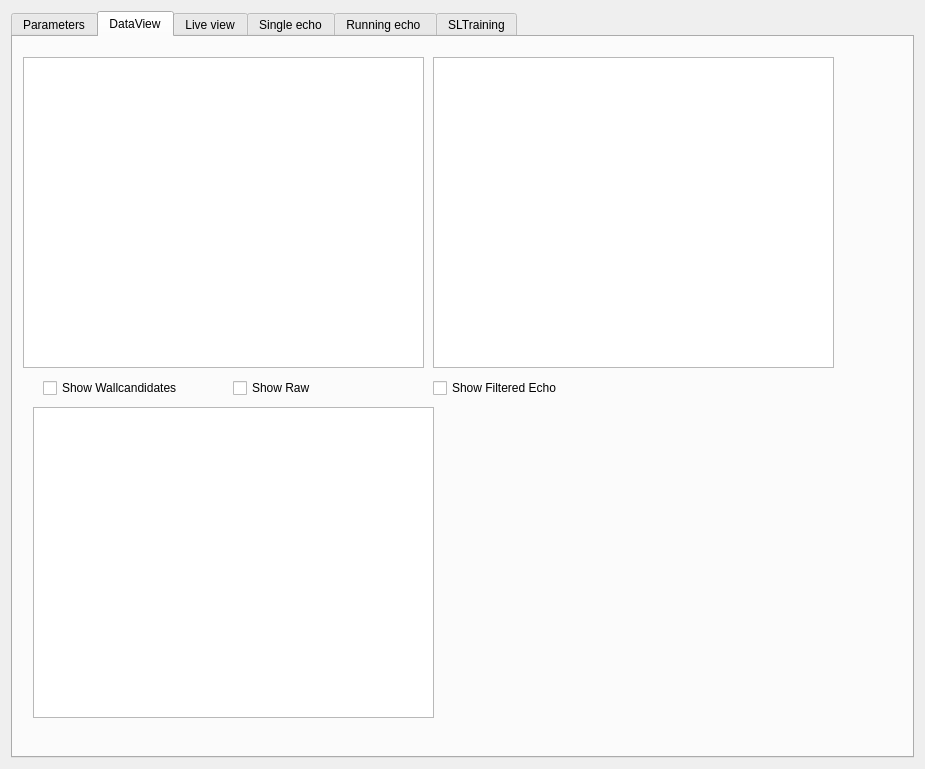
Qt form Hanse/Module_SonarLocalization/form_sonarlocalization.ui (iti-luebeck/HANSE2011) before a commit.
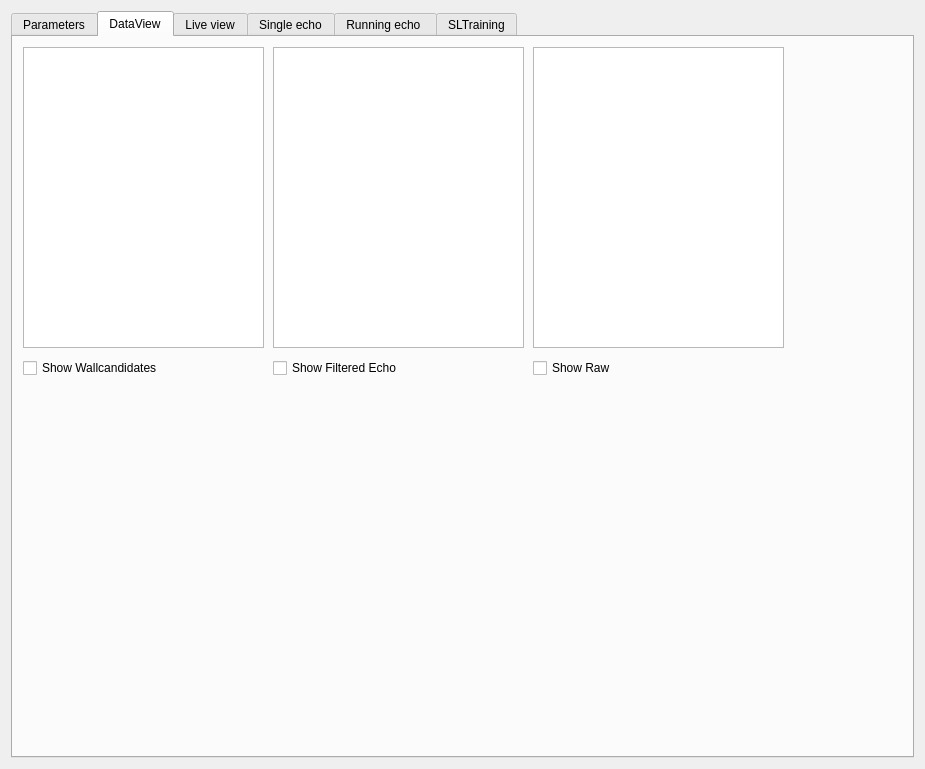
The same form after that commit. Custom widgets are drawn as their Qt base class.

```diff
--- a/Hanse/Module_SonarLocalization/form_sonarlocalization.ui
+++ b/Hanse/Module_SonarLocalization/form_sonarlocalization.ui
@@ -368,17 +368,17 @@
        <property name="geometry">
         <rect>
          <x>10</x>
-         <y>20</y>
-         <width>401</width>
-         <height>311</height>
+         <y>10</y>
+         <width>241</width>
+         <height>301</height>
         </rect>
        </property>
       </widget>
       <widget class="QCheckBox" name="enableFilteredView">
        <property name="geometry">
         <rect>
-         <x>30</x>
-         <y>340</y>
+         <x>10</x>
+         <y>320</y>
          <width>171</width>
          <height>22</height>
         </rect>
@@ -390,8 +390,8 @@
       <widget class="QCheckBox" name="enableUnfilteredOutput">
        <property name="geometry">
         <rect>
-         <x>420</x>
-         <y>340</y>
+         <x>260</x>
+         <y>320</y>
          <width>161</width>
          <height>22</height>
         </rect>
@@ -403,28 +403,28 @@
       <widget class="QGraphicsViewExtended" name="unfilteredView">
        <property name="geometry">
         <rect>
-         <x>420</x>
-         <y>20</y>
-         <width>401</width>
-         <height>311</height>
+         <x>260</x>
+         <y>10</y>
+         <width>251</width>
+         <height>301</height>
         </rect>
        </property>
       </widget>
       <widget class="QGraphicsViewExtended" name="rawView">
        <property name="geometry">
         <rect>
-         <x>20</x>
-         <y>370</y>
-         <width>401</width>
-         <height>311</height>
+         <x>520</x>
+         <y>10</y>
+         <width>251</width>
+         <height>301</height>
         </rect>
        </property>
       </widget>
       <widget class="QCheckBox" name="enableRawView">
        <property name="geometry">
         <rect>
-         <x>220</x>
-         <y>340</y>
+         <x>520</x>
+         <y>320</y>
          <width>171</width>
          <height>22</height>
         </rect>
```
